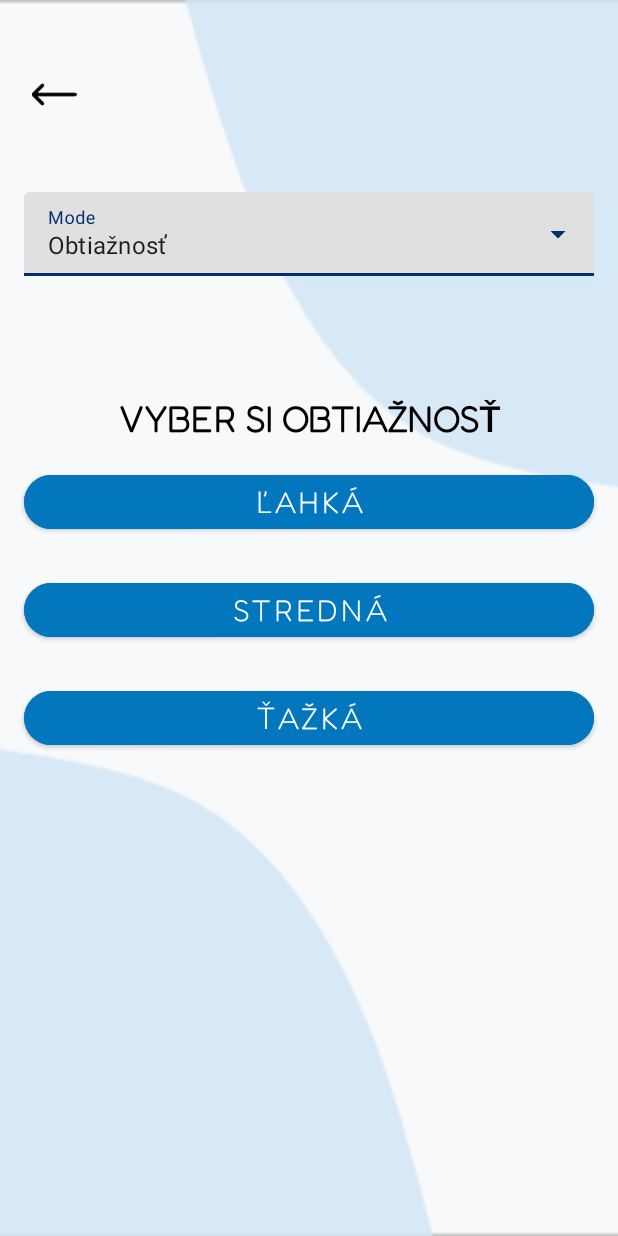
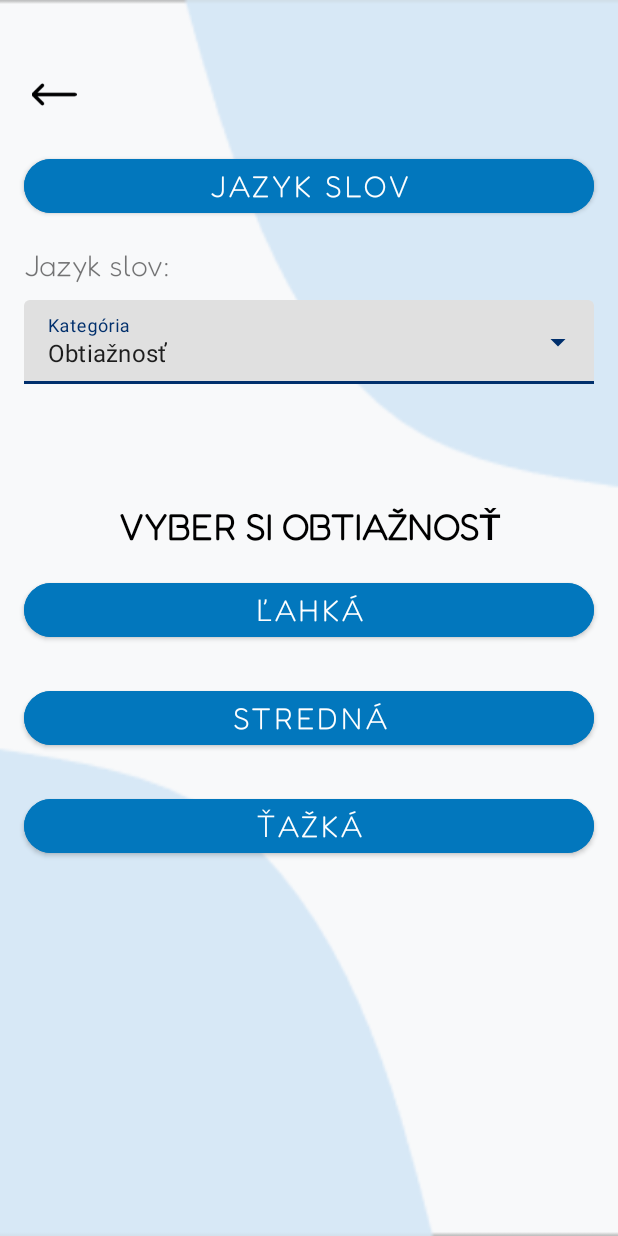
Before and after one commit to SamuelSlivovsky/Obesenec, an Android app: the MenuActivity screen opened directly, with no data from a screen before it, on a phone screen of 412 x 824 dp. Run offline under Robolectric (Android 15) with nearby library versions, the phone set to English and light mode, and no system bars; our stand-ins replace Firebase (no records; nobody signed in at launch, a user with empty details on screens opened directly), data binding; 3 statements that could not run were skipped.

Commit message:
added words language menu, restart option in game

```diff
--- a/app/src/main/res/layout/activity_menu.xml
+++ b/app/src/main/res/layout/activity_menu.xml
@@ -24,15 +24,16 @@
                 app:layout_constraintStart_toStartOf="parent"
                 app:layout_constraintTop_toTopOf="parent"
                 app:srcCompat="@drawable/arrow" />
+
             <com.google.android.material.textfield.TextInputLayout
                 android:id="@+id/menu"
                 style="@style/Widget.MaterialComponents.TextInputLayout.FilledBox.ExposedDropdownMenu"
                 android:layout_width="match_parent"
                 android:layout_height="wrap_content"
                 android:layout_marginStart="16dp"
-                android:layout_marginTop="128dp"
+                android:layout_marginTop="200dp"
                 android:layout_marginEnd="16dp"
-                android:hint="Mode"
+                android:hint="@string/categ"
                 app:layout_constraintEnd_toEndOf="parent"
                 app:layout_constraintStart_toStartOf="parent"
                 app:layout_constraintTop_toTopOf="parent">
@@ -134,23 +135,35 @@
                 app:layout_constraintStart_toStartOf="parent"
                 app:layout_constraintTop_toBottomOf="@+id/menu" />
 
-        <!--    <com.google.android.material.textfield.TextInputLayout
-                android:id="@+id/textInputLayout2"
-                android:layout_width="match_parent"
+            <Button
+                android:id="@+id/wordLangButton"
+                android:layout_width="0dp"
                 android:layout_height="wrap_content"
-                android:textColor="?android:textColorSecondary"
+                android:layout_marginStart="16dp"
+                android:layout_marginTop="100dp"
+                android:layout_marginEnd="16dp"
+                android:backgroundTint="@color/buttony"
+                android:fontFamily="@font/fredoka"
+                android:text="@string/chooseWordLang"
+                android:textColor="@color/white"
+                android:textSize="20sp"
+                app:cornerRadius="20sp"
                 app:layout_constraintEnd_toEndOf="parent"
-                app:layout_constraintHorizontal_bias="1.0"
                 app:layout_constraintStart_toStartOf="parent"
-                tools:layout_editor_absoluteY="165dp">
+                app:layout_constraintTop_toTopOf="parent" />
 
-                <com.google.android.material.textfield.TextInputEditText
-                    android:id="@+id/nameInputText"
-                    android:layout_width="match_parent"
-                    android:layout_height="63dp"
-                    android:fontFamily="@font/fredoka"
-                    android:hint="@string/name" />
-            </com.google.android.material.textfield.TextInputLayout>-->
+            <TextView
+                android:id="@+id/wordsLangTextView"
+                android:layout_width="wrap_content"
+                android:layout_height="wrap_content"
+                android:layout_marginStart="16dp"
+                android:layout_marginTop="16dp"
+                android:fontFamily="@font/fredoka"
+                android:textSize="20sp"
+                android:text="@string/wordsLang"
+                app:layout_constraintStart_toStartOf="parent"
+                app:layout_constraintTop_toBottomOf="@+id/wordLangButton" />
+
 
         </androidx.constraintlayout.widget.ConstraintLayout>
     </ScrollView>
--- /dev/null
+++ b/app/src/main/res/menu/words_lang_overflow_menu.xml
@@ -0,0 +1,11 @@
+<menu xmlns:android="http://schemas.android.com/apk/res/android"
+    xmlns:tools="http://schemas.android.com/tools">
+    <item
+        android:id="@+id/option_1"
+        android:title="@string/en"
+        tools:ignore="HardcodedText" />
+    <item
+        android:id="@+id/option_2"
+        android:title="@string/svk"
+        tools:ignore="HardcodedText" />
+</menu>
--- a/app/src/main/res/values/strings.xml
+++ b/app/src/main/res/values/strings.xml
@@ -52,6 +52,11 @@
     <string name="level">Úroveň: </string>
     <string name="levelMenu">ÚROVEŇ </string>
     <string name="interactiveTutorial">Interaktívny tutoriál</string>
+    <string name="wordsLang">Jazyk slov:</string>
+    <string name="categ">Kategória</string>
+    <string name="svk">Slovenské slová</string>
+    <string name="en">Anglické slová</string>
+    <string name="chooseWordLang">Jazyk slov</string>
 
 
 </resources>
```
Also changed, not shown: app/src/main/java/sk/uniza/fri/slivovsky/semestralnapraca/game/GameActivity.kt (+60 -23 lines), app/src/main/java/sk/uniza/fri/slivovsky/semestralnapraca/game/MenuActivity.kt (+80 -30 lines), app/src/main/res/layout/activity_game.xml (+19 -10 lines), 1 other file.
